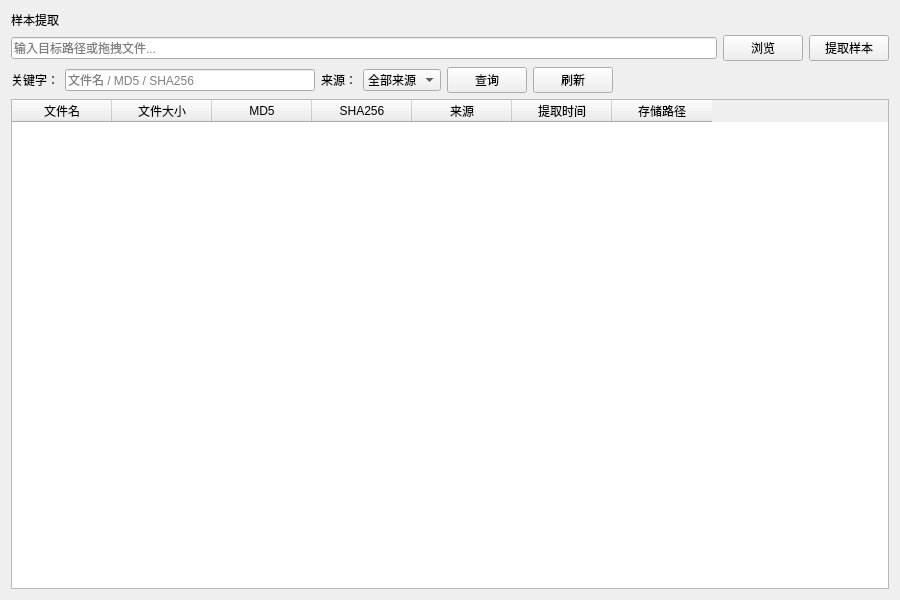
Qt form ui/SampleExtractPage.ui (rakehellsx/MaliciousDetector) before a commit.
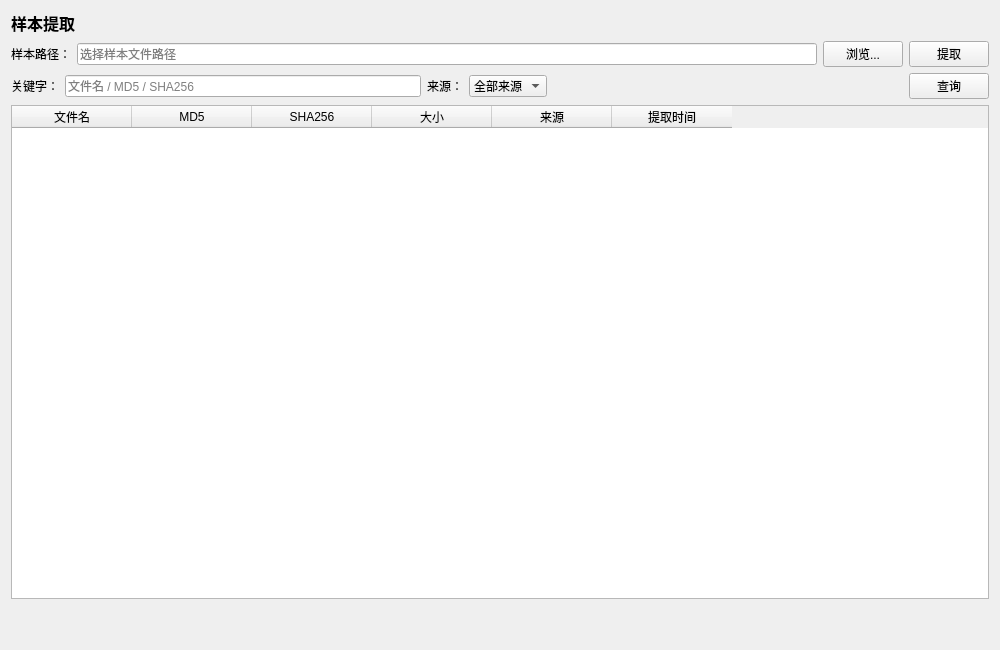
The same form after that commit.

Diff of the .ui file:
```diff
--- a/ui/SampleExtractPage.ui
+++ b/ui/SampleExtractPage.ui
@@ -3,58 +3,92 @@
  <class>SampleExtractPage</class>
  <widget class="QWidget" name="SampleExtractPage">
   <property name="geometry">
-   <rect><x>0</x><y>0</y><width>900</width><height>600</height></rect>
+   <rect><x>0</x><y>0</y><width>1000</width><height>650</height></rect>
   </property>
-  <property name="windowTitle">
-   <string>SampleExtractPage</string>
-  </property>
-
- <layout class="QVBoxLayout" name="mainLayout">
+  <property name="windowTitle"><string>SampleExtractPage</string></property>
+<layout class="QVBoxLayout" name="mainLayout">
   <item>
-   <widget class="QLabel" name="lblPageTitle"><property name="text"><string>样本提取</string></property></widget>
+   <widget class="QLabel" name="lblTitle">
+     <property name="text"><string>样本提取</string></property>
+     <property name="styleSheet"><string>font-size:16px;font-weight:600;</string></property>
+    </widget>
   </item>
   <item>
-   <layout class="QHBoxLayout" name="ctrlRow">
-    <item><widget class="QLineEdit" name="m_editPath"><property name="placeholderText"><string>输入目标路径或拖拽文件...</string></property></widget></item>
-    <item><widget class="QPushButton" name="m_btnBrowse"><property name="text"><string>浏览</string></property></widget></item>
-    <item><widget class="QPushButton" name="m_btnExtract"><property name="text"><string>提取样本</string></property></widget></item>
+   <layout class="QHBoxLayout" name="pathRow">
+     <item>
+      <widget class="QLabel" name="">
+        <property name="text"><string>样本路径：</string></property>
+       </widget>
+     </item>
+     <item>
+      <widget class="QLineEdit" name="m_editPath">
+        <property name="placeholderText"><string>选择样本文件路径</string></property>
+       </widget>
+     </item>
+     <item>
+      <widget class="QPushButton" name="m_btnBrowse">
+        <property name="text"><string>浏览...</string></property>
+       </widget>
+     </item>
+     <item>
+      <widget class="QPushButton" name="m_btnExtract">
+        <property name="text"><string>提取</string></property>
+       </widget>
+     </item>
    </layout>
   </item>
   <item>
-   <layout class="QHBoxLayout" name="queryRow">
-    <item><widget class="QLabel"><property name="text"><string>关键字：</string></property></widget></item>
-    <item><widget class="QLineEdit" name="m_edtKeyword"><property name="placeholderText"><string>文件名 / MD5 / SHA256</string></property></widget></item>
-    <item><widget class="QLabel"><property name="text"><string>来源：</string></property></widget></item>
-    <item>
-     <widget class="QComboBox" name="m_cmbType">
-      <item><property name="text"><string>全部来源</string></property></item>
-      <item><property name="text"><string>静态检测</string></property></item>
-      <item><property name="text"><string>动态检测</string></property></item>
-     </widget>
-    </item>
-    <item><widget class="QPushButton" name="btnQuery"><property name="text"><string>查询</string></property></widget></item>
-    <item><widget class="QPushButton" name="btnRefresh"><property name="text"><string>刷新</string></property></widget></item>
-    <item><spacer><property name="orientation"><enum>Qt::Horizontal</enum></property><property name="sizeHint" stdset="0"><size><width>40</width><height>20</height></size></property></spacer></item>
-    <item><widget class="QLabel" name="m_lblSummary"><property name="text"><string></string></property></widget></item>
-    <item><widget class="QLabel" name="m_lblStatus"><property name="text"><string></string></property></widget></item>
+   <layout class="QHBoxLayout" name="toolbarRow">
+     <item>
+      <widget class="QLabel" name="">
+        <property name="text"><string>关键字：</string></property>
+       </widget>
+     </item>
+     <item>
+      <widget class="QLineEdit" name="m_edtKeyword">
+        <property name="placeholderText"><string>文件名 / MD5 / SHA256</string></property>
+       </widget>
+     </item>
+     <item>
+      <widget class="QLabel" name="">
+        <property name="text"><string>来源：</string></property>
+       </widget>
+     </item>
+     <item>
+      <widget class="QComboBox" name="m_cmbType">
+        <item><property name="text"><string>全部来源</string></property></item>
+        <item><property name="text"><string>静态</string></property></item>
+        <item><property name="text"><string>动态</string></property></item>
+       </widget>
+     </item>
+     <item>
+      <spacer><property name="orientation"><enum>Qt::Horizontal</enum></property><property name="sizeHint" stdset="0"><size><width>40</width><height>20</height></size></property></spacer>
+     </item>
+     <item>
+      <widget class="QPushButton" name="btnQuery">
+        <property name="text"><string>查询</string></property>
+       </widget>
+     </item>
    </layout>
   </item>
   <item>
    <widget class="QTableWidget" name="m_tbl">
-    <property name="alternatingRowColors"><bool>true</bool></property>
-    <property name="editTriggers"><set>QAbstractItemView::NoEditTriggers</set></property>
-    <property name="selectionBehavior"><enum>QAbstractItemView::SelectRows</enum></property>
-    <column><property name="text"><string>文件名</string></property></column>
-    <column><property name="text"><string>文件大小</string></property></column>
-    <column><property name="text"><string>MD5</string></property></column>
-    <column><property name="text"><string>SHA256</string></property></column>
-    <column><property name="text"><string>来源</string></property></column>
-    <column><property name="text"><string>提取时间</string></property></column>
-    <column><property name="text"><string>存储路径</string></property></column>
-   </widget>
+     <property name="columnCount"><number>6</number></property>
+     <attribute name="horizontalHeaderDefaultSectionSize"><number>120</number></attribute>
+     <column><property name="text"><string>文件名</string></property></column><column><property name="text"><string>MD5</string></property></column><column><property name="text"><string>SHA256</string></property></column><column><property name="text"><string>大小</string></property></column><column><property name="text"><string>来源</string></property></column><column><property name="text"><string>提取时间</string></property></column>
+    </widget>
   </item>
- </layout>
-
+  <item>
+   <widget class="QLabel" name="m_lblSummary">
+     <property name="text"><string></string></property>
+    </widget>
+  </item>
+  <item>
+   <widget class="QLabel" name="m_lblStatus">
+     <property name="text"><string></string></property>
+    </widget>
+  </item>
+</layout>
  </widget>
  <resources/>
  <connections/>
```
Left out of the diff: 2 changed lines with no effect on the pictures.
